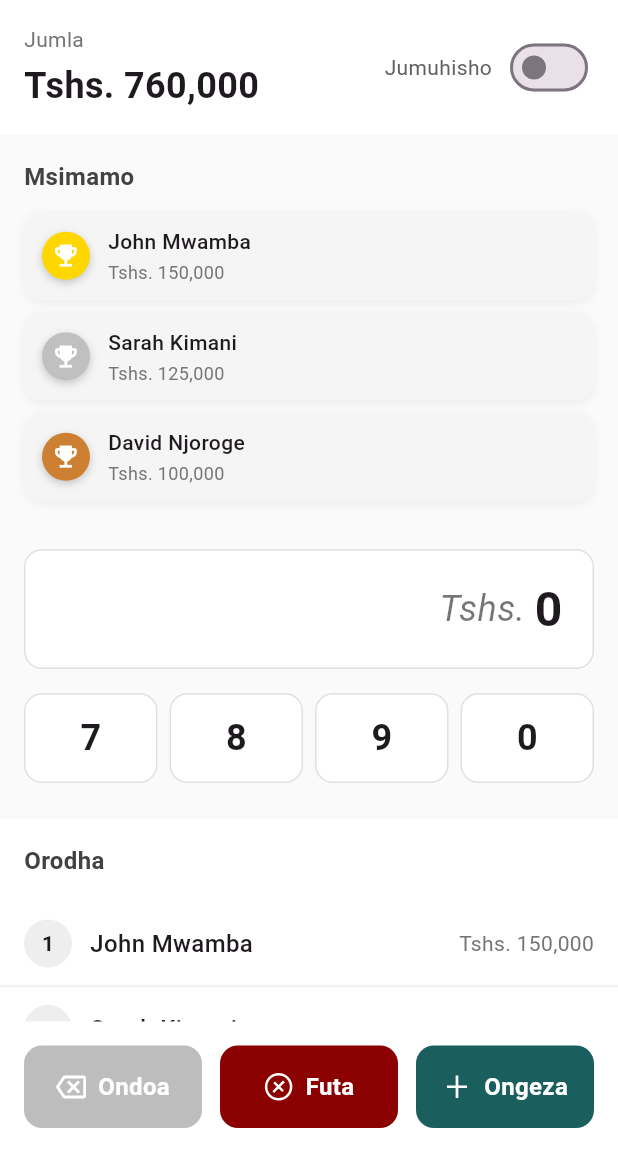
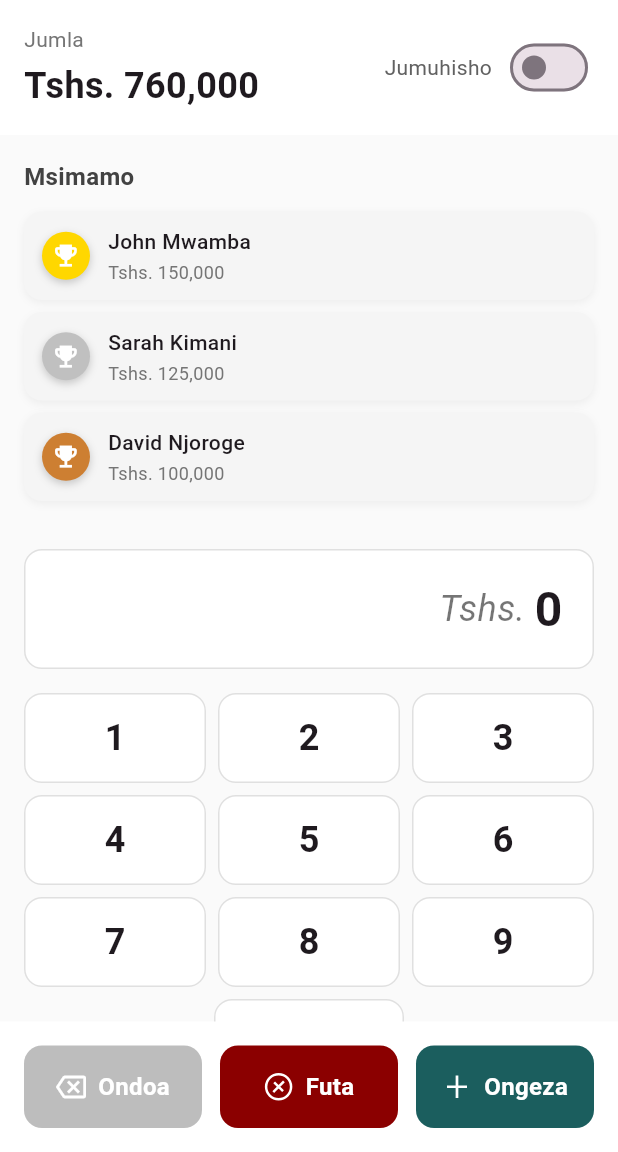
Before and after one commit to chingalo-family/harambee-mobile-app, a Flutter app: the screen it shows after launch, on a phone screen of 412 x 824 dp, the part 84-1236 px from its top. Run offline on Flutter 3.47's test engine with Material 3 defaults, Android fonts, the phone set to English and light mode, and no system bars; our stand-ins replace flutter_svg, package_info_plus.

Commit message:
Update number keypad to full 1-9, 0 layout matching screenshot design
Co-authored-by: chingalo <4928914+chingalo@users.noreply.github.com>

```diff
--- a/lib/modules/home/home.dart
+++ b/lib/modules/home/home.dart
@@ -142,10 +142,65 @@ class _HomeState extends State<Home> {
                       ),
                       const SizedBox(height: 16),
 
-                      // Simulated number grid (7, 8, 9, 0)
+                      // Full number keypad (1-9, 0)
                       Padding(
                         padding: const EdgeInsets.symmetric(horizontal: 16),
-                        child: Row(
+                        child: Column(
+                          children: [
+                            // Row 1: 1, 2, 3
+                            Row(
+                              children: [
+                                Expanded(
+                                  child: _NumberButton(
+                                    number: '1',
+                                    onTap: () => leaderboardState.appendDigit('1'),
+                                  ),
+                                ),
+                                const SizedBox(width: 8),
+                                Expanded(
+                                  child: _NumberButton(
+                                    number: '2',
+                                    onTap: () => leaderboardState.appendDigit('2'),
+                                  ),
+                                ),
+                                const SizedBox(width: 8),
+                                Expanded(
+                                  child: _NumberButton(
+                                    number: '3',
+                                    onTap: () => leaderboardState.appendDigit('3'),
+                                  ),
+                                ),
+                              ],
+                            ),
+                            const SizedBox(height: 8),
+                            // Row 2: 4, 5, 6
+                            Row(
+                              children: [
+                                Expanded(
+                                  child: _NumberButton(
+                                    number: '4',
+                                    onTap: () => leaderboardState.appendDigit('4'),
+                                  ),
+                                ),
+                                const SizedBox(width: 8),
+                                Expanded(
+                                  child: _NumberButton(
+                                    number: '5',
+                                    onTap: () => leaderboardState.appendDigit('5'),
+                                  ),
+                                ),
+                                const SizedBox(width: 8),
+                                Expanded(
+                                  child: _NumberButton(
+                                    number: '6',
+                                    onTap: () => leaderboardState.appendDigit('6'),
+                                  ),
+                                ),
+                              ],
+                            ),
+                            const SizedBox(height: 8),
+                            // Row 3: 7, 8, 9
+                            Row(
                               children: [
                                 Expanded(
                                   child: _NumberButton(
@@ -167,12 +222,21 @@ class _HomeState extends State<Home> {
                                     onTap: () => leaderboardState.appendDigit('9'),
                                   ),
                                 ),
-                            const SizedBox(width: 8),
+                              ],
+                            ),
+                            const SizedBox(height: 8),
+                            // Row 4: 0 (centered)
+                            Row(
+                              children: [
+                                const Expanded(child: SizedBox()),
                                 Expanded(
                                   child: _NumberButton(
                                     number: '0',
                                     onTap: () => leaderboardState.appendDigit('0'),
                                   ),
+                                ),
+                                const Expanded(child: SizedBox()),
+                              ],
                             ),
                           ],
                         ),
```
Lines whose indentation alone changed are shown as unchanged.
